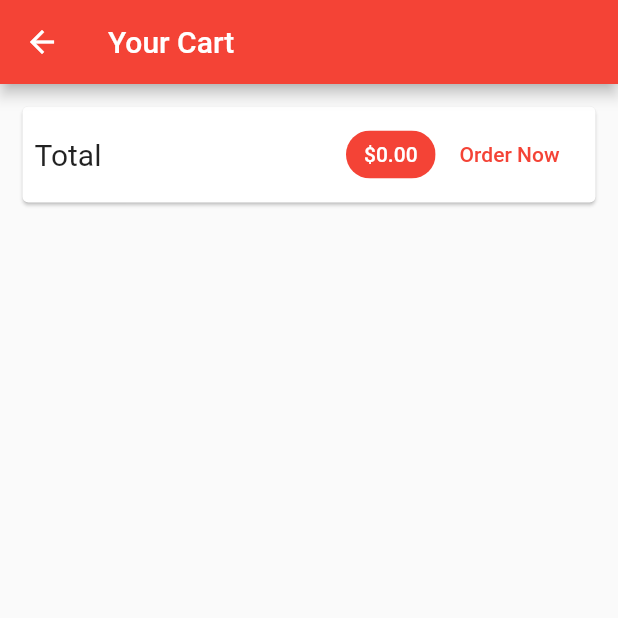
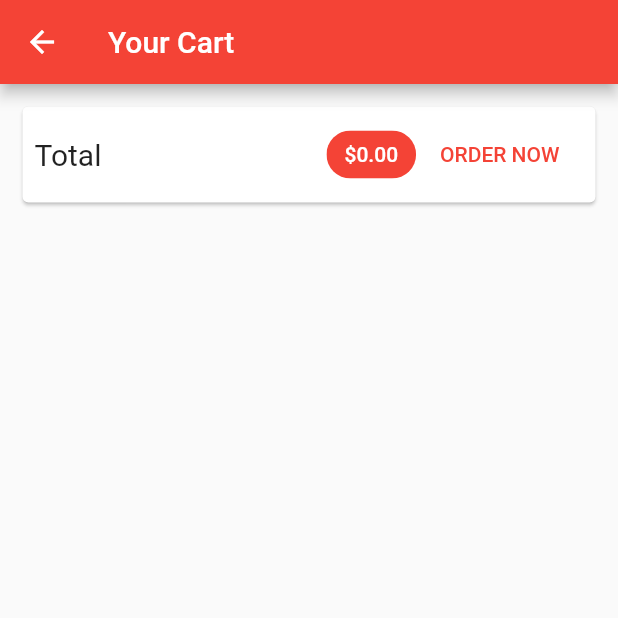
Before and after one commit to zaryab444/MARK-22-shopiing-site-flutter, a Flutter app: the CartScreen screen opened by its route, on a phone screen of 412 x 824 dp, the top half of it. Run offline on Flutter 3.47's test engine with Material 2 defaults, Android fonts, the phone set to English and light mode, and no system bars; our stand-ins replace flutter_rating_bar; missing offline and left inert: dart:ffi; network calls fail.

Commit message:
order fetch work

```diff
--- a/shop_project/lib/providers/product.dart
+++ b/shop_project/lib/providers/product.dart
@@ -11,6 +11,7 @@ class Product  with ChangeNotifier {
   bool isFavorite;
 
 
+
   //constructor
   Product(
       {
@@ -19,7 +20,8 @@ class Product  with ChangeNotifier {
       @required this.description,
       @required this.price,
       @required this.imageUrl,
-      this.isFavorite = false
+      this.isFavorite = false,
+
       });
 
 
--- a/shop_project/lib/providers/products.dart
+++ b/shop_project/lib/providers/products.dart
@@ -63,6 +63,9 @@ class Products  with ChangeNotifier  {
     try {
       final response = await http.get(url);
       final extractedData = json.decode(response.body) as Map<String, dynamic>;
+      if (extractedData  == null){
+        return;
+      }
       final List<Product> loadedProducts = [];
       extractedData.forEach((prodId, prodData) {
         loadedProducts.add(Product(
--- a/shop_project/lib/screens/cart_screen.dart
+++ b/shop_project/lib/screens/cart_screen.dart
@@ -17,33 +17,29 @@ class CartScreen extends StatelessWidget {
         title: Text('Your Cart'),
       ),
       body: Column(
-        children: <Widget> [
+        children: <Widget>[
           Card(
-            margin: EdgeInsets.all(15.0),
+            margin: EdgeInsets.all(15),
             child: Padding(
               padding: EdgeInsets.all(8),
               child: Row(
                 mainAxisAlignment: MainAxisAlignment.spaceBetween,
-                children: <Widget> [
-                  Text('Total', style: TextStyle(fontSize: 20),),
-                //  SizedBox(width: 10.0),
+                children: <Widget>[
+                  Text(
+                    'Total',
+                    style: TextStyle(fontSize: 20),
+                  ),
                   Spacer(),
-                  Chip(label: Text('\$${cart.totalAmount.toStringAsFixed(2)}' ,style: TextStyle(
-                    color: Theme.of(context).primaryTextTheme.title.color
+                  Chip(
+                    label: Text(
+                      '\$${cart.totalAmount.toStringAsFixed(2)}',
+                      style: TextStyle(
+                        color: Theme.of(context).primaryTextTheme.title.color,
                       ),
                     ),
-                  backgroundColor: Theme.of(context).primaryColor),
-                  FlatButton(
-                      child: Text('Order Now'),
-                    onPressed: (){
-                        Provider.of<Orders>(context, listen: false).addOrder(
-                          cart.items.values.toList(),
-                          cart.totalAmount,
-                        );
-                        cart.clear();
-                    },
-                    textColor: Theme.of(context).primaryColor,
-                  )
+                    backgroundColor: Theme.of(context).primaryColor,
+                  ),
+                  OrderButton(cart: cart)
                 ],
               ),
             ),
@@ -52,19 +48,56 @@ class CartScreen extends StatelessWidget {
           Expanded(
             child: ListView.builder(
               itemCount: cart.items.length,
-                itemBuilder: (ctx,i) =>  ci.CartItem(
+              itemBuilder: (ctx, i) => ci.CartItem(
                 cart.items.values.toList()[i].id,
                 cart.items.keys.toList()[i],
-                 cart.items.values.toList()[i]. price,
-                    cart.items.values.toList()[i]. quantity,
-                    cart.items.values.toList()[i].   title,
-
-                ),
-
+                cart.items.values.toList()[i].price,
+                cart.items.values.toList()[i].quantity,
+                cart.items.values.toList()[i].title,
               ),
             ),
+          )
         ],
       ),
     );
   }
 }
+
+class OrderButton extends StatefulWidget {
+  const OrderButton({
+    Key key,
+    @required this.cart,
+  }) : super(key: key);
+
+  final Cart cart;
+
+  @override
+  _OrderButtonState createState() => _OrderButtonState();
+}
+
+class _OrderButtonState extends State<OrderButton> {
+  var _isLoading = false;
+
+  @override
+  Widget build(BuildContext context) {
+    return FlatButton(
+      child: _isLoading ? CircularProgressIndicator() : Text('ORDER NOW'),
+      onPressed: (widget.cart.totalAmount <= 0 || _isLoading)
+          ? null
+          : () async {
+        setState(() {
+          _isLoading = true;
+        });
+        await Provider.of<Orders>(context, listen: false).addOrder(
+          widget.cart.items.values.toList(),
+          widget.cart.totalAmount,
+        );
+        setState(() {
+          _isLoading = false;
+        });
+        widget.cart.clear();
+      },
+      textColor: Theme.of(context).primaryColor,
+    );
+  }
+}
--- a/shop_project/lib/screens/product_detail_screen.dart
+++ b/shop_project/lib/screens/product_detail_screen.dart
@@ -58,6 +58,7 @@ static const routeName = '/product-detail';
           Icons.star,
           color: Colors.amber,
         ),
+
         onRatingUpdate: (rating) {
           print(rating);
         },
--- a/shop_project/lib/widgets/user_product_item.dart
+++ b/shop_project/lib/widgets/user_product_item.dart
@@ -32,6 +32,7 @@ class UserProductItem extends StatelessWidget {
                 icon: Icon(Icons.delete),
                 onPressed: () async{
                   try{
+
                  await   Provider.of <Products>(context,listen: false).deleteProduct(id);
 
                   } catch(error){
```
Also changed, not shown: shop_project/lib/providers/orders.dart (+82 -43 lines), shop_project/lib/screens/orders_screen.dart (+20 -3 lines), shop_project/lib/widgets/order_item.dart (+12 -2 lines). Lines whose indentation alone changed are shown as unchanged.
